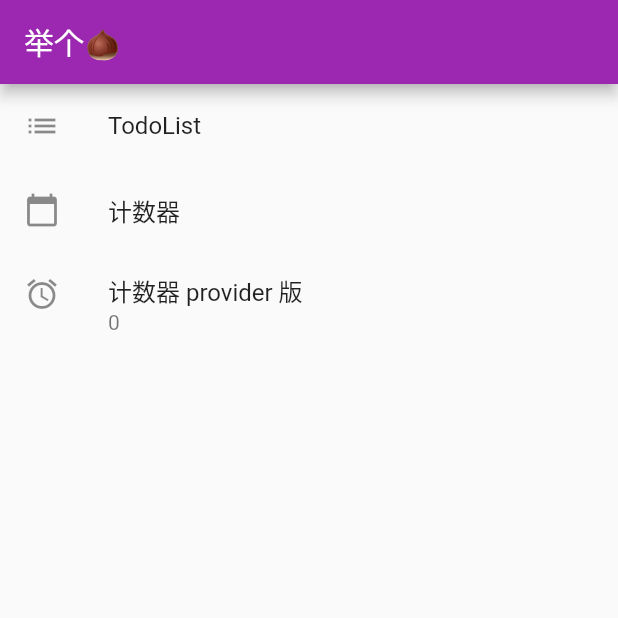
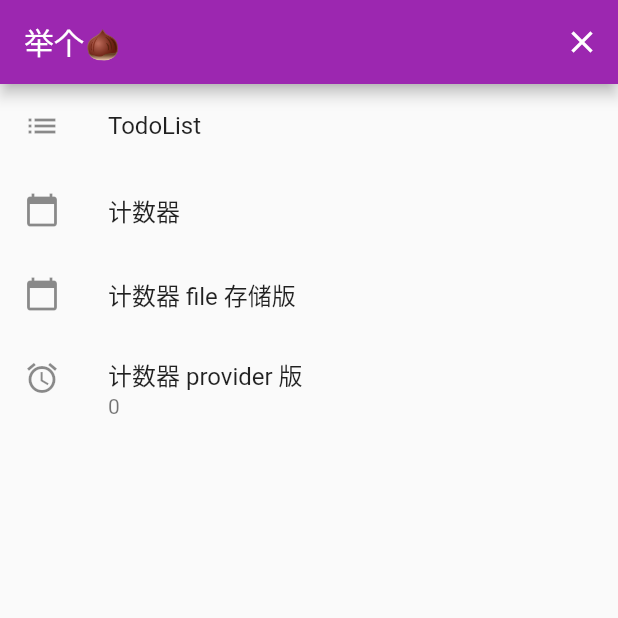
Before and after one commit to MasterShu/FlutterMovies, a Flutter app: the screen it shows after launch, after a tap on "小李子", on a phone screen of 412 x 824 dp, the top half of it. Run offline on Flutter 3.47's test engine with Material 2 defaults, Android fonts, the phone set to English and light mode, and no system bars; our stand-ins replace dio, event_bus.

Commit message:
Add counterLocalView && fix demo app route problem Add counterLocalView to use files to saves states by path_provider & io FIxed Demo App route navigator problem by event_bus

```diff
--- /dev/null
+++ b/lib/demo/counter/counterLocal.dart
@@ -0,0 +1,30 @@
+import 'dart:io';
+
+import 'package:path_provider/path_provider.dart';
+
+class CounterLocal {
+  int _value;
+  int get value => _value;
+
+  Future<void> getLocalValue() async{
+    try {
+      final file = await _initFile;
+      String counter = await file.readAsString();
+      _value = int.parse(counter);
+    } catch(e) {
+      _value = 0;
+    }
+  }
+
+  Future<void> increment() async {
+    _value++;
+    final file = await _initFile;
+    await file.writeAsString('$_value');
+  }
+
+  Future<File> get _initFile async{
+    final tempDirectory = await getTemporaryDirectory();
+    final path = tempDirectory.path;
+    return File('$path/counterLocal.txt');
+  }
+}
--- a/lib/demo/demo.dart
+++ b/lib/demo/demo.dart
@@ -1,7 +1,10 @@
-import 'package:flutter/cupertino.dart';
+import 'dart:async';
+
 import 'package:flutter/material.dart';
+import 'package:flutter_movies/demo/demo_event.dart';
 import 'package:provider/provider.dart';
 
+import 'counter/counterLocalView.dart';
 import 'todolist.dart';
 import 'counter/counterModel.dart';
 import 'counter/counterProView.dart';
@@ -10,19 +13,39 @@ import 'counter/counterView.dart';
 class Demo extends StatelessWidget {
   @override
   Widget build(BuildContext context) {
-    return ChangeNotifierProvider.value(
+    return WillPopScope(
+      child: ChangeNotifierProvider.value(
         value: CounterModel(),
         child: MaterialApp(
           title: 'Flutter Demo',
           theme: ThemeData(
             primarySwatch: Colors.purple,
           ),
-          home: DemoPage(),
-        ));
+          home: DemoPage(context),
+        )),
+      onWillPop: () async {
+        DemoEvent().eventBus.fire(BackClickEvent('back'));
+        ModalRoute.of(context).navigator.toString();
+        return false;
+      }
+    );
   }
 }
 
-class DemoPage extends StatelessWidget {
+class DemoPage extends StatefulWidget {
+  final BuildContext _context;
+  DemoPage(this._context);
+
+  @override
+  _DemoPageState createState() => _DemoPageState(_context);
+}
+
+class _DemoPageState extends State<DemoPage> {
+  BuildContext _context;
+  StreamSubscription subscription;
+
+  _DemoPageState(this._context);
+
   static final todoList = (context) => ListTile(
     title: Text('TodoList'),
     leading: Icon(Icons.list),
@@ -44,17 +67,46 @@ class DemoPage extends StatelessWidget {
       builder: (context, CounterModel _counter, _) =>
         Text('${_counter.value}')),
   );
+  static final counterLocal = (context) => ListTile(
+    leading: Icon(Icons.calendar_today),
+    title: Text('计数器 file 存储版'),
+    onTap: () => Navigator.push(
+      context, MaterialPageRoute(builder: (context) => CounterLocalView())),
+  );
+
+  @override
+  void initState() {
+    subscription = DemoEvent().eventBus.on<BackClickEvent>().listen((event) {
+      var navigator = ModalRoute.of(context).navigator;
+      if(navigator.canPop()) {
+        ModalRoute.of(context).navigator.pop();
+      } else {
+        Navigator.pop(_context);
+      }
+    });
+    super.initState();
+  }
+
+  dispose() {
+    subscription.cancel();
+    super.dispose();
+  }
 
   @override
   Widget build(BuildContext context) {
-    // TODO: implement build
     return Scaffold(
-      appBar: AppBar(title: Text('举个🌰')),
+      appBar: AppBar(
+        title: Text('举个🌰'),
+        actions: <Widget>[
+          IconButton(icon: Icon(Icons.close), onPressed: () => Navigator.pop(_context),)
+        ],
+      ),
       body: ListView(
         children: <Widget>[
           todoList(context),
           counter(context),
-          counterPro(context)
+          counterLocal(context),
+          counterPro(context),
         ],
       ),
     );
--- /dev/null
+++ b/lib/demo/demo_event.dart
@@ -0,0 +1,26 @@
+import 'package:event_bus/event_bus.dart';
+
+class DemoEvent {
+  factory DemoEvent() => _getInstance();
+  static DemoEvent get instance => _getInstance();
+  static DemoEvent _instance;
+  EventBus eventBus;
+
+  DemoEvent._internal() {
+    if(null == eventBus) {
+      eventBus = EventBus();
+    }
+  }
+
+  static DemoEvent _getInstance() {
+    if(null == _instance) {
+      _instance = DemoEvent._internal();
+    }
+    return _instance;
+  }
+}
+
+class BackClickEvent {
+  String event;
+  BackClickEvent(this.event);
+}
--- a/lib/main.dart
+++ b/lib/main.dart
@@ -1,7 +1,5 @@
 import 'package:flutter/material.dart';
-import 'demo/counter/counterModel.dart';
 import 'demo/demo.dart';
-import 'package:provider/provider.dart';
 
 void main() => runApp(MyApp());
 
@@ -9,9 +7,7 @@ class MyApp extends StatelessWidget {
   // This widget is the root of your application.
   @override
   Widget build(BuildContext context) {
-    return ChangeNotifierProvider.value(
-        value: CounterModel(),
-        child: MaterialApp(
+    return MaterialApp(
           title: 'Flutter Demo',
           theme: ThemeData(
             // This is the theme of your application.
@@ -26,7 +22,7 @@ class MyApp extends StatelessWidget {
             primarySwatch: Colors.blue,
           ),
           home: MyHomePage(),
-        ));
+        );
   }
 }
 
--- a/pubspec.yaml
+++ b/pubspec.yaml
@@ -29,6 +29,11 @@ dependencies:
 
   # state management
   provider: ^3.1.0+1
+
+  # Finding commonly used locations on the filesystem
+  path_provider: ^1.4.0
+
+  event_bus: ^1.1.0
 
 dev_dependencies:
   flutter_test:
```
Also changed, not shown: lib/demo/counter/counterLocalView.dart (added, +45 -0 lines), 1 other file. Lines whose indentation alone changed are shown as unchanged.
